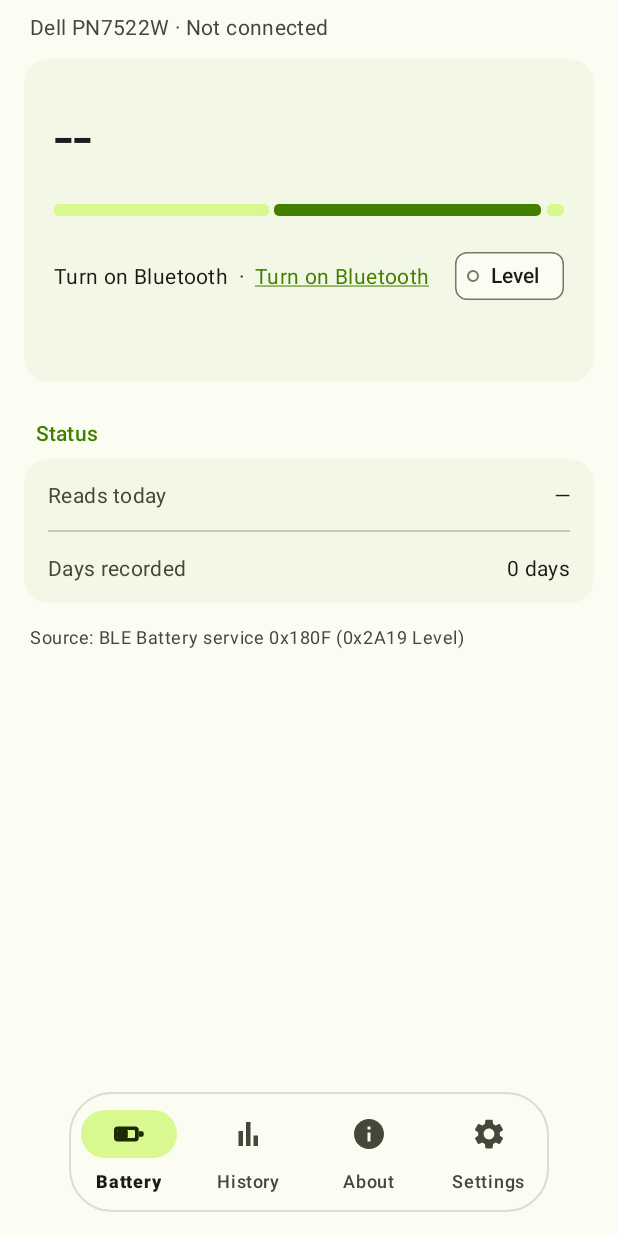
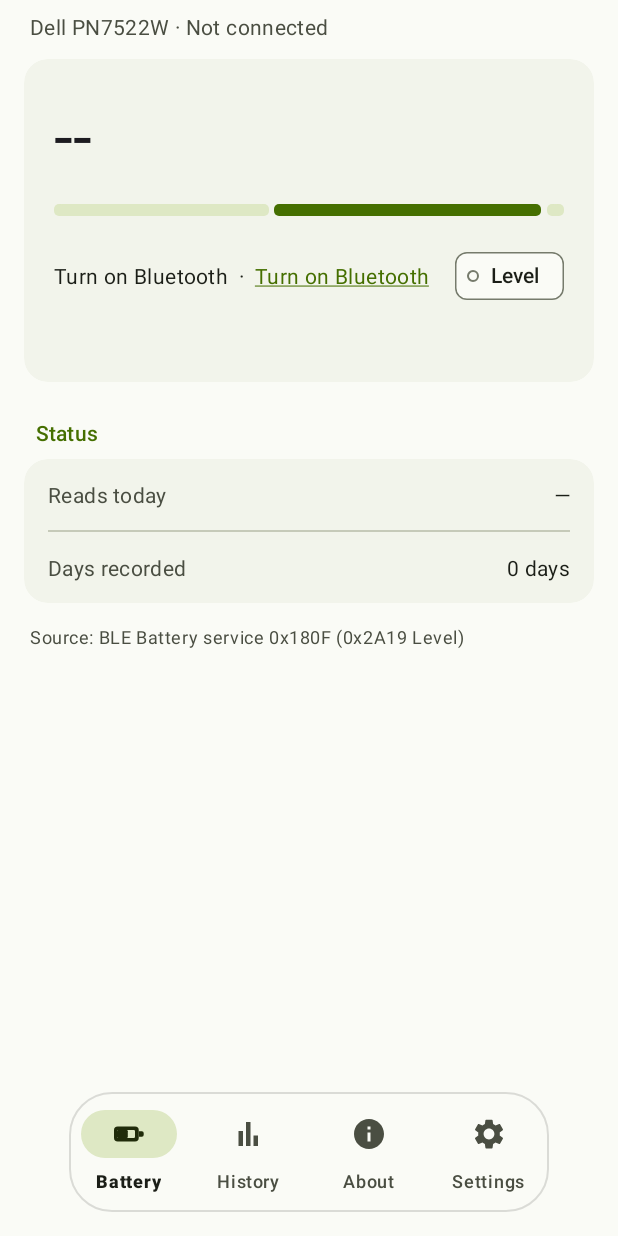
Before and after one commit to NotRealRobot/pen-battery, an Android app: the screen it shows after launch (MainActivity), on a phone screen of 412 x 824 dp. Run offline under Robolectric (Android 15) with nearby library versions, the phone set to English and light mode, and no system bars; libraries missing offline, so code that uses them is left out: com.github.mikephil.charting; plain views replace BlurTarget, BlurView; 10 statements that could not run were skipped.

Commit message:
style: 配色改为方案 B「青柠纸感」，版本 2.8.9(82)

```diff
--- a/gradle-app/app/build.gradle
+++ b/gradle-app/app/build.gradle
@@ -24,8 +24,8 @@ android {
         applicationId 'com.playbuddy.penbattery'
         minSdk 33
         targetSdk 33
-        versionCode 81
-        versionName '2.8.8'
+        versionCode 82
+        versionName '2.8.9'
     }
 
     signingConfigs {
--- a/gradle-app/app/src/main/java/com/playbuddy/penbattery/BatteryFragment.java
+++ b/gradle-app/app/src/main/java/com/playbuddy/penbattery/BatteryFragment.java
@@ -178,7 +178,7 @@ public class BatteryFragment extends Fragment implements State.Listener {
 
     /**
      * 底板随电量渐变：5 档标定（0 / 15 / 35 / 60 / 100）分段线性插值。
-     * 高电量用低饱和橄榄绿，接近见底才逐步走向鲜艳的红 —— 警示色晚到才有效。
+     * 高电量用带黄的青柠绿，接近见底才逐步走向鲜艳的红 —— 警示色晚到才有效。
      * 叠色浓度随电量下降而加深（8% → 22%），只在数值变化时重设。
      */
     private void tintCard() {
--- a/gradle-app/app/src/main/res/values-night/colors.xml
+++ b/gradle-app/app/src/main/res/values-night/colors.xml
@@ -1,48 +1,49 @@
 <?xml version="1.0" encoding="utf-8"?>
-<!-- MD3 品牌色板（深色）· 方案 A「青柠气泡」。与 values/colors.xml 同名，DayNight 自动挑选。
-     深色底不再是纯黑：surface 用墨绿近黑，container 逐级抬亮，电量越高底色越偏青柠。 -->
+<!-- MD3 品牌色板（深色）· 方案 B「青柠纸感」。与 values/colors.xml 同名，DayNight 自动挑选。
+     深色底是带一点绿的墨色（不是纯黑），container 逐级抬亮；
+     强调色在这个底上提亮、降饱和，避免高饱和色在暗底产生色彩振动。 -->
 <resources>
-    <color name="md_theme_primary">#FFB7F26A</color>
+    <color name="md_theme_primary">#FFB7E86B</color>
     <color name="md_theme_onPrimary">#FF1B3300</color>
-    <color name="md_theme_primaryContainer">#FF386300</color>
-    <color name="md_theme_onPrimaryContainer">#FFD6FF9C</color>
+    <color name="md_theme_primaryContainer">#FF3A5600</color>
+    <color name="md_theme_onPrimaryContainer">#FFD9FFA6</color>
 
-    <color name="md_theme_secondary">#FFC3D19A</color>
+    <color name="md_theme_secondary">#FFC0CFA6</color>
     <color name="md_theme_onSecondary">#FF2B3317</color>
-    <color name="md_theme_secondaryContainer">#FF3F4F1F</color>
-    <color name="md_theme_onSecondaryContainer">#FFD7F98F</color>
+    <color name="md_theme_secondaryContainer">#FF3E4C26</color>
+    <color name="md_theme_onSecondaryContainer">#FFDEE8C4</color>
 
-    <color name="md_theme_tertiary">#FF5BD9DD</color>
-    <color name="md_theme_onTertiary">#FF003738</color>
-    <color name="md_theme_tertiaryContainer">#FF004F51</color>
-    <color name="md_theme_onTertiaryContainer">#FF9CF1F3</color>
+    <color name="md_theme_tertiary">#FF6BD9D8</color>
+    <color name="md_theme_onTertiary">#FF003736</color>
+    <color name="md_theme_tertiaryContainer">#FF00504F</color>
+    <color name="md_theme_onTertiaryContainer">#FFAEF3F1</color>
 
     <color name="md_theme_error">#FFFFB4AB</color>
     <color name="md_theme_onError">#FF690005</color>
     <color name="md_theme_errorContainer">#FF93000A</color>
     <color name="md_theme_onErrorContainer">#FFFFDAD6</color>
 
-    <color name="md_theme_surface">#FF10140C</color>
-    <color name="md_theme_surfaceDim">#FF10140C</color>
-    <color name="md_theme_surfaceBright">#FF363F2A</color>
-    <color name="md_theme_onSurface">#FFE4E7D8</color>
-    <color name="md_theme_surfaceVariant">#FF44483A</color>
-    <color name="md_theme_onSurfaceVariant">#FFC4C9B8</color>
-    <color name="md_theme_surfaceContainerLowest">#FF0B0F08</color>
-    <color name="md_theme_surfaceContainerLow">#FF1A2014</color>
-    <color name="md_theme_surfaceContainer">#FF222A1A</color>
-    <color name="md_theme_surfaceContainerHigh">#FF2A331F</color>
-    <color name="md_theme_surfaceContainerHighest">#FF333D27</color>
+    <color name="md_theme_surface">#FF12150F</color>
+    <color name="md_theme_surfaceDim">#FF12150F</color>
+    <color name="md_theme_surfaceBright">#FF38402E</color>
+    <color name="md_theme_onSurface">#FFE6E9DC</color>
+    <color name="md_theme_surfaceVariant">#FF45493B</color>
+    <color name="md_theme_onSurfaceVariant">#FFC6CBB8</color>
+    <color name="md_theme_surfaceContainerLowest">#FF0C0F09</color>
+    <color name="md_theme_surfaceContainerLow">#FF1B2117</color>
+    <color name="md_theme_surfaceContainer">#FF242B1E</color>
+    <color name="md_theme_surfaceContainerHigh">#FF2C3424</color>
+    <color name="md_theme_surfaceContainerHighest">#FF353E2B</color>
     <color name="md_theme_outline">#FF8E9483</color>
-    <color name="md_theme_outlineVariant">#FF44483A</color>
-    <color name="md_theme_surfaceInverse">#FFE4E7D8</color>
-    <color name="md_theme_onSurfaceInverse">#FF2F3228</color>
-    <color name="md_theme_primaryInverse">#FF427F00</color>
+    <color name="md_theme_outlineVariant">#FF45493B</color>
+    <color name="md_theme_surfaceInverse">#FFE6E9DC</color>
+    <color name="md_theme_onSurfaceInverse">#FF2F332A</color>
+    <color name="md_theme_primaryInverse">#FF456F00</color>
 
-    <color name="nav_floating_bg">#CC232A1B</color>
+    <color name="nav_floating_bg">#CC1C2218</color>
 
     <!-- 毛玻璃蒙版（深色）：alpha 5%，与浅色侧同样走"薄蒙版" -->
-    <color name="nav_glass_scrim">#0D1A2014</color>
+    <color name="nav_glass_scrim">#0D1B2117</color>
 
     <!-- 胶囊描边（深色） -->
     <color name="nav_glass_border">#2BFFFFFF</color>
@@ -51,8 +52,8 @@
     <color name="battery_crit">#FFFFB4AB</color>
     <color name="battery_low">#FFFFB68A</color>
     <color name="battery_fair">#FFF2D06B</color>
-    <color name="battery_ok">#FFB5E06A</color>
-    <color name="battery_full">#FF8FE04A</color>
+    <color name="battery_ok">#FFBFE77A</color>
+    <color name="battery_full">#FF9CE35C</color>
 
     <color name="refresh_scrim">#52000000</color>
 
--- a/gradle-app/app/src/main/res/values/colors.xml
+++ b/gradle-app/app/src/main/res/values/colors.xml
@@ -1,30 +1,31 @@
 <?xml version="1.0" encoding="utf-8"?>
 <!--
-  MD3 品牌色板 · 方案 A「青柠气泡」（2026-11-09 用户选定）。
-  ★ 只定义品牌色与中性色两组令牌：品牌色管按钮/链接/图表，中性色带一点黄绿倾向，
-    这样浅色底不再是一片纯白灰、深色底不再接近纯黑（2.8.6 及以前直接用 M3 默认中性色）。
-  ★ 中性色的层级仍按 M3 的 tone 顺序（surface 98 / containerLow 96 / container 94 /
-    containerHigh 92 / containerHighest 90），只改色相，不动层级关系。
+  MD3 品牌色板 · 方案 B「青柠纸感」(2026-11-10 用户选定，接替方案 A「青柠气泡」)。
+  ★ 保留青柠作为强调色，但大面积中性色收向暖纸白（只留极淡的黄绿倾向），
+    绿集中在 primary / 容器 / 选中胶囊上 —— 从"整屏发绿"变成"纸上的青柠"。
+  ★ 中性色层级仍按 M3 的 tone 顺序（surface 98 / containerLow 96 / container 94 /
+    containerHigh 92 / containerHighest 90），只改色相与彩度。
+  ★ 对比度实测：正文/卡片 15.20、链接/卡片 5.36、描边/卡片 3.92、
+    onPrimary 5.95、onSecondary 5.22，均过 WCAG AA。
 -->
 <resources>
-    <!-- primary：青柠绿（浅色侧压到 tone 40 附近：白字/链接在 #F3F8E6 上仍 ≥4.5:1；
-         更亮的青柠放在 primaryContainer 与底栏选中胶囊上） -->
-    <color name="md_theme_primary">#FF427F00</color>
+    <!-- primary：青柠绿（深一档 ⇒ 链接在卡片上的对比度留出余量） -->
+    <color name="md_theme_primary">#FF456F00</color>
     <color name="md_theme_onPrimary">#FFFFFFFF</color>
-    <color name="md_theme_primaryContainer">#FFC7F45F</color>
-    <color name="md_theme_onPrimaryContainer">#FF152800</color>
+    <color name="md_theme_primaryContainer">#FFD4EF92</color>
+    <color name="md_theme_onPrimaryContainer">#FF1A2A00</color>
 
     <!-- secondary：嫩橄榄（secondaryContainer 同时是底栏选中胶囊的底色） -->
-    <color name="md_theme_secondary">#FF5B6E33</color>
+    <color name="md_theme_secondary">#FF647150</color>
     <color name="md_theme_onSecondary">#FFFFFFFF</color>
-    <color name="md_theme_secondaryContainer">#FFD7F98F</color>
-    <color name="md_theme_onSecondaryContainer">#FF1B2A00</color>
+    <color name="md_theme_secondaryContainer">#FFDEE8C4</color>
+    <color name="md_theme_onSecondaryContainer">#FF202B0A</color>
 
     <!-- tertiary：青（与图标/笔的青色呼应） -->
-    <color name="md_theme_tertiary">#FF00979B</color>
+    <color name="md_theme_tertiary">#FF0E7A79</color>
     <color name="md_theme_onTertiary">#FFFFFFFF</color>
-    <color name="md_theme_tertiaryContainer">#FFA2F2F0</color>
-    <color name="md_theme_onTertiaryContainer">#FF002020</color>
+    <color name="md_theme_tertiaryContainer">#FFB5EDEB</color>
+    <color name="md_theme_onTertiaryContainer">#FF00201F</color>
 
     <!-- error：M3 标准红 -->
     <color name="md_theme_error">#FFBA1A1A</color>
@@ -32,42 +33,42 @@
     <color name="md_theme_errorContainer">#FFFFDAD6</color>
     <color name="md_theme_onErrorContainer">#FF410002</color>
 
-    <!-- 中性色：带黄绿倾向的白（surface 与各 container 只差几个 tone） -->
-    <color name="md_theme_surface">#FFFBFDF3</color>
-    <color name="md_theme_surfaceDim">#FFD9DEC9</color>
-    <color name="md_theme_surfaceBright">#FFFBFDF3</color>
-    <color name="md_theme_onSurface">#FF1A1C14</color>
-    <color name="md_theme_surfaceVariant">#FFE1E5D4</color>
-    <color name="md_theme_onSurfaceVariant">#FF44483A</color>
+    <!-- 中性色：暖纸白，黄绿倾向只保留一点，不再给整屏染绿 -->
+    <color name="md_theme_surface">#FFFAFBF6</color>
+    <color name="md_theme_surfaceDim">#FFDADCCF</color>
+    <color name="md_theme_surfaceBright">#FFFAFBF6</color>
+    <color name="md_theme_onSurface">#FF1B1E17</color>
+    <color name="md_theme_surfaceVariant">#FFDFE3D4</color>
+    <color name="md_theme_onSurfaceVariant">#FF4A4E42</color>
     <color name="md_theme_surfaceContainerLowest">#FFFFFFFF</color>
-    <color name="md_theme_surfaceContainerLow">#FFF3F8E6</color>
-    <color name="md_theme_surfaceContainer">#FFEDF4DE</color>
-    <color name="md_theme_surfaceContainerHigh">#FFE7EFD8</color>
-    <color name="md_theme_surfaceContainerHighest">#FFE1EACC</color>
-    <color name="md_theme_outline">#FF74796A</color>
-    <color name="md_theme_outlineVariant">#FFC4C9B8</color>
-    <color name="md_theme_surfaceInverse">#FF2F3228</color>
-    <color name="md_theme_onSurfaceInverse">#FFF0F2E4</color>
-    <color name="md_theme_primaryInverse">#FFB7F26A</color>
+    <color name="md_theme_surfaceContainerLow">#FFF2F4EB</color>
+    <color name="md_theme_surfaceContainer">#FFEBEEE2</color>
+    <color name="md_theme_surfaceContainerHigh">#FFE4E8D9</color>
+    <color name="md_theme_surfaceContainerHighest">#FFDDE2CF</color>
+    <color name="md_theme_outline">#FF767B6C</color>
+    <color name="md_theme_outlineVariant">#FFC6CAB9</color>
+    <color name="md_theme_surfaceInverse">#FF2F332A</color>
+    <color name="md_theme_onSurfaceInverse">#FFF0F2E6</color>
+    <color name="md_theme_primaryInverse">#FFB7E86B</color>
 
     <!-- 悬浮底栏：半透明（首次绘制 / 模糊兜底时用；83% ⇒ 仍能透出一点内容） -->
-    <color name="nav_floating_bg">#CCE9F6D2</color>
+    <color name="nav_floating_bg">#CCEEF2E2</color>
 
     <!-- 毛玻璃蒙版：盖在模糊底图之上，alpha 越低越通透。
          6% ⇒ 几乎只剩"提亮一层"，通透度交给模糊本身去做。 -->
-    <color name="nav_glass_scrim">#0FF6FBE9</color>
+    <color name="nav_glass_scrim">#0FF7F9EF</color>
 
     <!-- 胶囊描边：底色是纯色时靠它勾出轮廓（毛玻璃观感的关键） -->
     <color name="nav_glass_border">#21000000</color>
 
     <!-- 电量渐变（底板用）：5 档标定，按 0/15/35/60/100 分段线性插值。
-         设计意图：高电量走**亮青柠绿**（有生气但不刺眼），
+         设计意图：高电量是带一点黄的青柠绿（有生气但不刺眼），
          只有真的接近见底才逐步走向鲜艳的红 —— 警示色要"晚到"才有效。 -->
-    <color name="battery_crit">#FFD93F3F</color>
-    <color name="battery_low">#FFE3803B</color>
-    <color name="battery_fair">#FFD9BC3B</color>
-    <color name="battery_ok">#FF8FCB3C</color>
-    <color name="battery_full">#FF5FB000</color>
+    <color name="battery_crit">#FFCC4F44</color>
+    <color name="battery_low">#FFDB8C46</color>
+    <color name="battery_fair">#FFD0B84A</color>
+    <color name="battery_ok">#FF8BBF45</color>
+    <color name="battery_full">#FF5CA316</color>
 
     <!-- 下拉刷新时的页面蒙版（MD3 对话框同款 32% 黑） -->
     <color name="refresh_scrim">#52000000</color>
```
